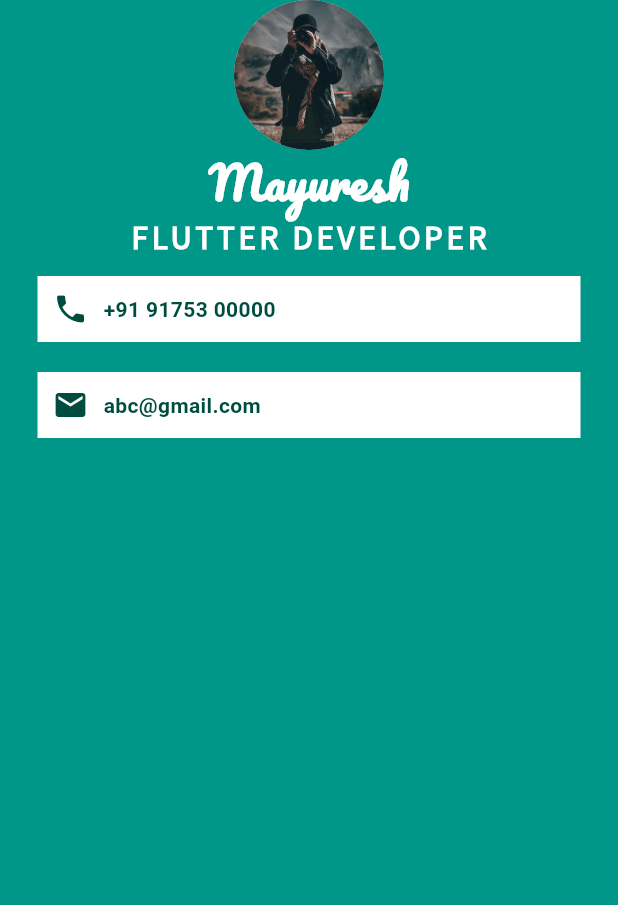
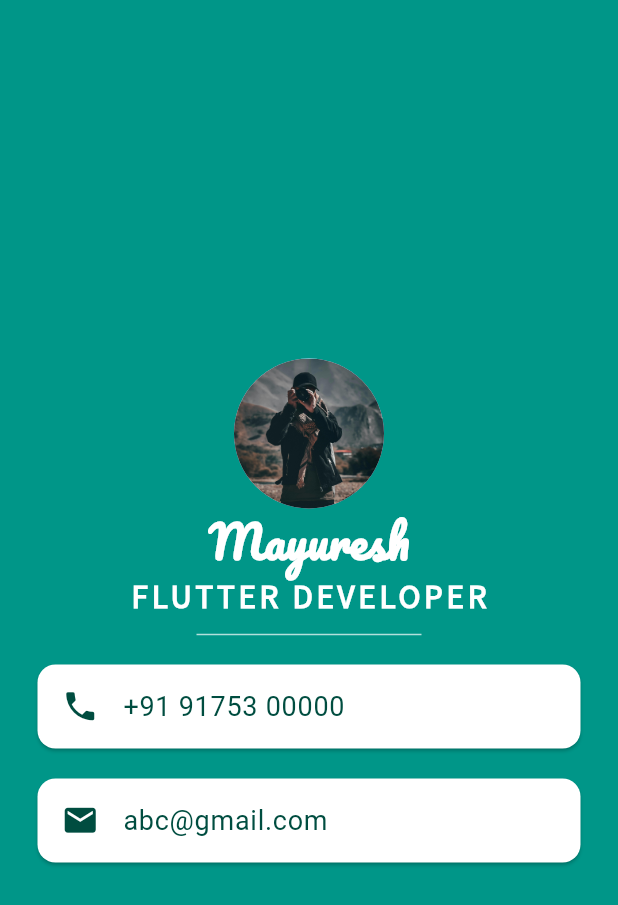
Before and after one commit to mayuresh-selldo/FlutterDart-Training, a Flutter app: the screen it shows after launch, on a phone screen of 412 x 824 dp. Shown: the top 905 px of the screen. Run offline on Flutter 3.47's test engine with Material 3 defaults, Android fonts, the phone set to English and light mode, and no system bars.

Commit message:
Completed a simple form type page with Cards and other Widgets

```diff
--- a/Flutter Files/mi_card_project/lib/main.dart
+++ b/Flutter Files/mi_card_project/lib/main.dart
@@ -14,6 +14,7 @@ class MyApp extends StatelessWidget {
         backgroundColor: Colors.teal,
         body: SafeArea(
           child: Column(
+            mainAxisAlignment: MainAxisAlignment.center,
             children: [
               CircleAvatar(
                 radius: 50.0,
@@ -38,50 +39,47 @@ class MyApp extends StatelessWidget {
                   fontWeight: FontWeight.bold,
                 ),
               ),
-              Container(
-                padding: EdgeInsets.all(10.0),
+              SizedBox(
+                height: 20.0,
+                width: 150.0,
+                child: Divider(
+                  color: Colors.white70,
+                ),
+              ),
+              Card(
                   color: Colors.white,
-                margin: EdgeInsets.symmetric(vertical: 10.0, horizontal: 25.0),
-                child: Row(
-                  children: [
-                    Icon(
+                  margin:
+                      EdgeInsets.symmetric(vertical: 10.0, horizontal: 25.0),
+                  child: ListTile(
+                    leading: Icon(
                       Icons.phone,
                       color: Colors.teal.shade900,
+                      size: 25.0,
                     ),
-                    SizedBox(
-                      width: 10.0,
-                    ),
-                    Text(
+                    title: Text(
                       "+91 91753 00000",
                       style: TextStyle(
                         color: Colors.teal.shade900,
-                        fontWeight: FontWeight.bold,
+                        fontSize: 18.0,
                       ),
                     ),
-                  ],
-                ),
-              ),
-              Container(
-                padding: EdgeInsets.all(10.0),
+                  )),
+              Card(
                 color: Colors.white,
                 margin: EdgeInsets.symmetric(vertical: 10.0, horizontal: 25.0),
-                child: Row(
-                  children: [
-                    Icon(
+                child: ListTile(
+                  leading: Icon(
                     Icons.email,
                     color: Colors.teal.shade900,
+                    size: 25.0,
                   ),
-                    SizedBox(
-                      width: 10.0,
-                    ),
-                    Text(
+                  title: Text(
                     "abc@gmail.com",
                     style: TextStyle(
                       color: Colors.teal.shade900,
-                        fontWeight: FontWeight.bold,
+                      fontSize: 18.0,
                     ),
                   ),
-                  ],
                 ),
               ),
             ],
```
Lines whose indentation alone changed are shown as unchanged.
